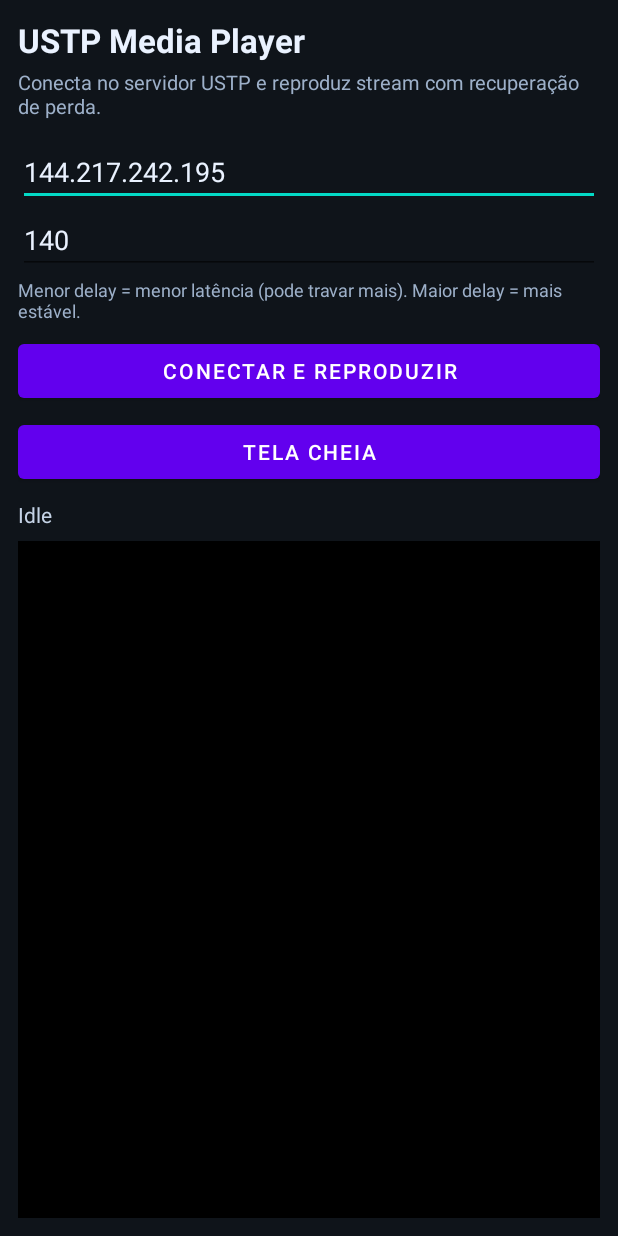
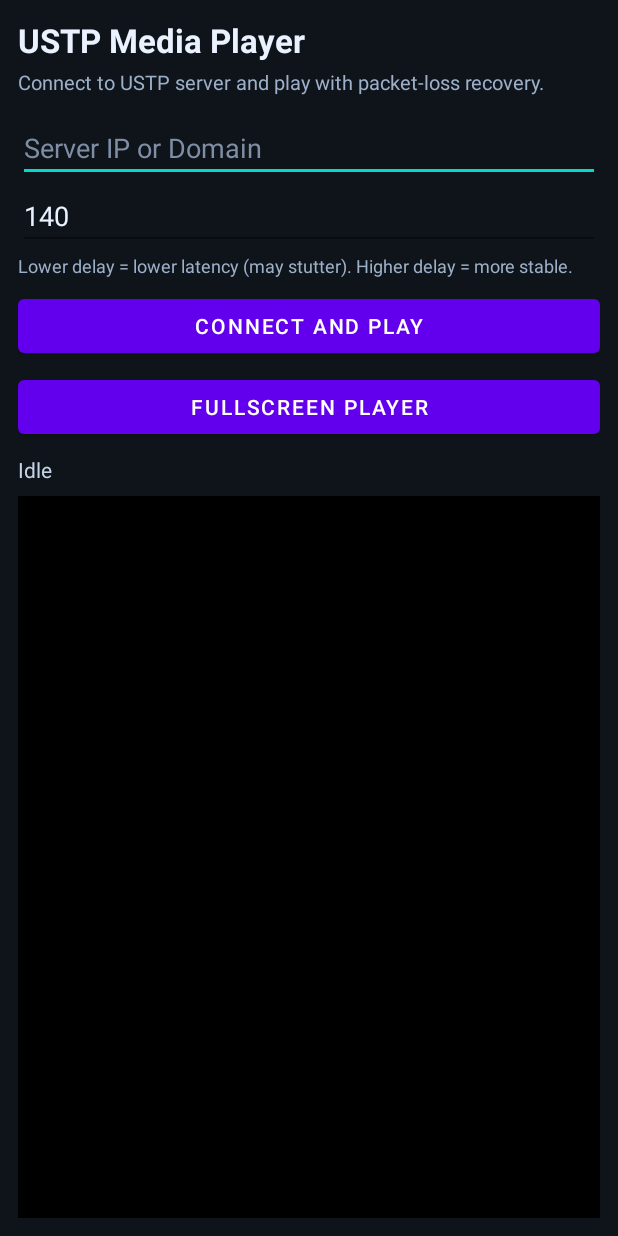
Before and after one commit to x1colegal/USTP, an Android app: the screen it shows after launch (MainActivity), on a phone screen of 412 x 824 dp. Run offline under Robolectric (Android 15) with nearby library versions, the light colour scheme and no system bars.

Commit message:
Improve USTP player UX, fullscreen mode, and restart-state recovery

```diff
--- a/USTPMediaPlayer/app/src/main/java/com/ustp/player/MainActivity.kt
+++ b/USTPMediaPlayer/app/src/main/java/com/ustp/player/MainActivity.kt
@@ -3,6 +3,7 @@ package com.ustp.player
 import android.os.Bundle
 import android.widget.Button
 import android.widget.EditText
+import android.widget.LinearLayout
 import android.widget.TextView
 import androidx.core.view.WindowCompat
 import androidx.core.view.WindowInsetsCompat
@@ -30,6 +31,8 @@ class MainActivity : AppCompatActivity() {
         val btnStart = findViewById<Button>(R.id.btnStart)
         val btnFullscreen = findViewById<Button>(R.id.btnFullscreen)
         val playerView = findViewById<PlayerView>(R.id.playerView)
+        val fullscreenView = findViewById<PlayerView>(R.id.playerFullscreen)
+        val controlPanel = findViewById<LinearLayout>(R.id.controlPanel)
 
         val fixedServerPort = 40001
         val fixedLocalPort = 40000
@@ -48,6 +51,7 @@ class MainActivity : AppCompatActivity() {
             val exo = ExoPlayer.Builder(this).build()
             player = exo
             playerView.player = exo
+            fullscreenView.player = exo
 
             val dsFactory = UstpDataSourceFactory(c)
             val mediaSource = ProgressiveMediaSource.Factory(dsFactory, DefaultExtractorsFactory())
@@ -61,8 +65,11 @@ class MainActivity : AppCompatActivity() {
 
         btnFullscreen.setOnClickListener {
             fullscreen = !fullscreen
+            controlPanel.visibility = if (fullscreen) android.view.View.GONE else android.view.View.VISIBLE
+            playerView.visibility = if (fullscreen) android.view.View.GONE else android.view.View.VISIBLE
+            fullscreenView.visibility = if (fullscreen) android.view.View.VISIBLE else android.view.View.GONE
             applyFullscreen(fullscreen)
-            btnFullscreen.text = if (fullscreen) "Sair da Tela Cheia" else "Tela Cheia"
+            btnFullscreen.text = if (fullscreen) "Exit Fullscreen" else "Fullscreen Player"
         }
     }
 
--- a/USTPMediaPlayer/app/src/main/res/layout/activity_main.xml
+++ b/USTPMediaPlayer/app/src/main/res/layout/activity_main.xml
@@ -1,11 +1,16 @@
 <?xml version="1.0" encoding="utf-8"?>
-<LinearLayout xmlns:android="http://schemas.android.com/apk/res/android"
+<FrameLayout xmlns:android="http://schemas.android.com/apk/res/android"
     xmlns:app="http://schemas.android.com/apk/res-auto"
     android:layout_width="match_parent"
     android:layout_height="match_parent"
+    android:background="#0F141A">
+
+    <LinearLayout
+        android:id="@+id/controlPanel"
+        android:layout_width="match_parent"
+        android:layout_height="match_parent"
         android:orientation="vertical"
-    android:padding="12dp"
-    android:background="#0F141A">
+        android:padding="12dp">
 
         <TextView
             android:layout_width="match_parent"
@@ -19,7 +24,7 @@
         <TextView
             android:layout_width="match_parent"
             android:layout_height="wrap_content"
-        android:text="Conecta no servidor USTP e reproduz stream com recuperação de perda."
+            android:text="Connect to USTP server and play with packet-loss recovery."
             android:textColor="#9DB0C9"
             android:textSize="13sp"
             android:paddingBottom="12dp" />
@@ -28,16 +33,15 @@
             android:id="@+id/etHost"
             android:layout_width="match_parent"
             android:layout_height="wrap_content"
-        android:hint="Server IP"
+            android:hint="Server IP or Domain"
             android:textColor="#EAF2FF"
-        android:textColorHint="#7E8EA4"
-        android:text="144.217.242.195" />
+            android:textColorHint="#7E8EA4" />
 
         <EditText
             android:id="@+id/etPlayoutDelay"
             android:layout_width="match_parent"
             android:layout_height="wrap_content"
-        android:hint="Estabilidade (delay em ms)"
+            android:hint="Stability Delay (ms)"
             android:textColor="#EAF2FF"
             android:textColorHint="#7E8EA4"
             android:inputType="number"
@@ -47,7 +51,7 @@
             android:id="@+id/tvHelp"
             android:layout_width="match_parent"
             android:layout_height="wrap_content"
-        android:text="Menor delay = menor latência (pode travar mais). Maior delay = mais estável."
+            android:text="Lower delay = lower latency (may stutter). Higher delay = more stable."
             android:textColor="#9DB0C9"
             android:textSize="12sp"
             android:paddingTop="2dp"
@@ -57,13 +61,13 @@
             android:id="@+id/btnStart"
             android:layout_width="match_parent"
             android:layout_height="wrap_content"
-        android:text="Conectar e Reproduzir" />
+            android:text="Connect and Play" />
 
         <Button
             android:id="@+id/btnFullscreen"
             android:layout_width="match_parent"
             android:layout_height="wrap_content"
-        android:text="Tela Cheia"
+            android:text="Fullscreen Player"
             android:layout_marginTop="6dp" />
 
         <TextView
@@ -81,5 +85,12 @@
             android:layout_height="0dp"
             android:layout_weight="1"
             app:use_controller="true" />
+    </LinearLayout>
 
-</LinearLayout>
+    <androidx.media3.ui.PlayerView
+        android:id="@+id/playerFullscreen"
+        android:layout_width="match_parent"
+        android:layout_height="match_parent"
+        android:visibility="gone"
+        app:use_controller="true" />
+</FrameLayout>
```
Also changed, not shown: USTPMediaPlayer/app/src/main/java/com/ustp/player/UstpCore.kt (+37 -0 lines). Lines whose indentation alone changed are shown as unchanged.
